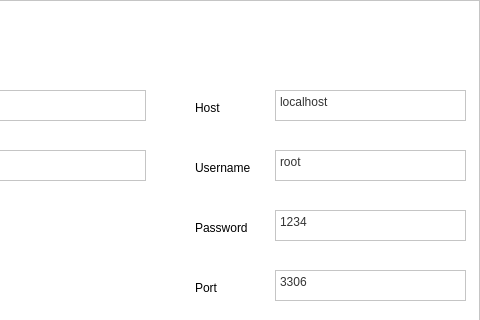
Above: logindialog.ui from NCNM/PMS_01 before the change; both pictures show x 175 to 655 and y 0 to 320 of the 655 by 414 pixel window. Below: the same form after it.
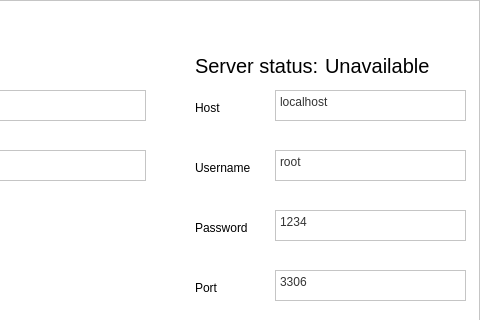
That is the form after the change. Icons and pictures are not drawn.

Diff of the .ui file:
```diff
--- a/logindialog.ui
+++ b/logindialog.ui
@@ -271,6 +271,47 @@
        <string>Connect</string>
       </property>
      </widget>
+     <widget class="QLabel" name="label_8">
+      <property name="geometry">
+       <rect>
+        <x>370</x>
+        <y>50</y>
+        <width>151</width>
+        <height>31</height>
+       </rect>
+      </property>
+      <property name="font">
+       <font>
+        <pointsize>15</pointsize>
+       </font>
+      </property>
+      <property name="text">
+       <string>Server status:</string>
+      </property>
+      <property name="wordWrap">
+       <bool>false</bool>
+      </property>
+     </widget>
+     <widget class="QLabel" name="serverStatus">
+      <property name="geometry">
+       <rect>
+        <x>500</x>
+        <y>50</y>
+        <width>121</width>
+        <height>31</height>
+       </rect>
+      </property>
+      <property name="font">
+       <font>
+        <pointsize>15</pointsize>
+        <weight>50</weight>
+        <bold>false</bold>
+       </font>
+      </property>
+      <property name="text">
+       <string>Unavailable</string>
+      </property>
+     </widget>
     </widget>
    </item>
    <item>
```
